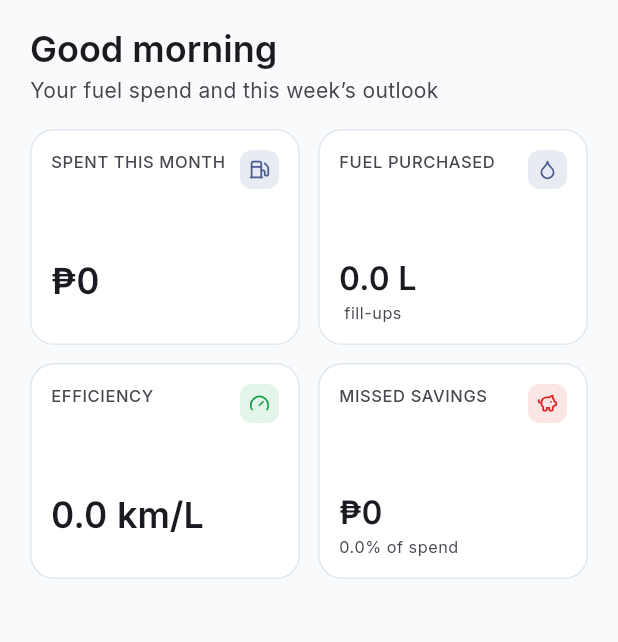
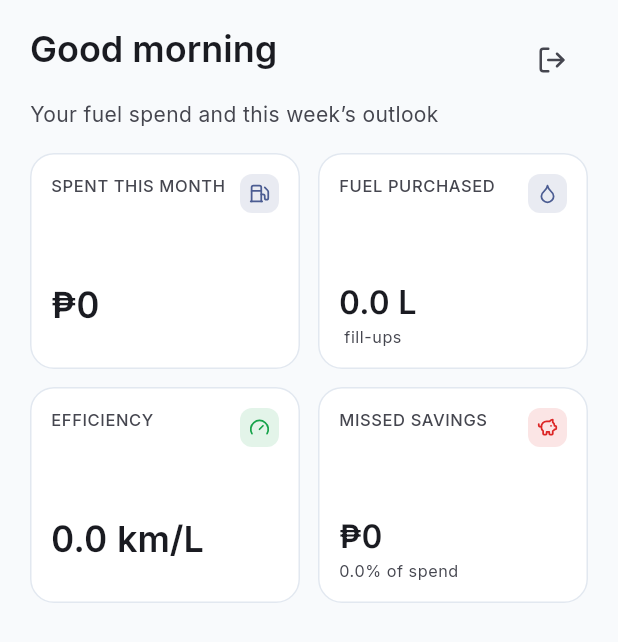
Before and after one commit to afcarph/FIP, a Flutter app: the _DashboardBody widget shown alone on an empty page, opened directly with empty values, on a phone screen of 412 x 824 dp. Shown: the top 642 px of the screen. Run offline on Flutter 3.47's test engine with Material 3 defaults, Android fonts, the phone set to English and light mode, and no system bars; our stand-ins replace dio, flutter_riverpod, flutter_secure_storage, geolocator, go_router, google_fonts and 5 more; accounts and stored records are empty; network calls fail.

Commit message:
Give the app a way to sign out
There was none. AuthNotifier.signOut existed, POST /auth/logout existed and
worked, and nothing anywhere in the app called either — no profile screen, no
settings, no menu item. A session, once started, could not be ended from the
device it was on, which matters most on a shared or lost phone.

The control goes in the dashboard header, behind a confirmation so a mis-tap
beside the greeting does not end the session. Placement is worth revisiting
when the app grows a profile or settings screen; not having one at all was the
part that needed fixing now.

Verified against staging: POST /auth/logout returns 204, the stored token is
cleared, and the app returns to the login screen.

Co-Authored-By: Claude Opus 5 <noreply@anthropic.com>

```diff
--- a/mobile/lib/features/dashboard/presentation/dashboard_screen.dart
+++ b/mobile/lib/features/dashboard/presentation/dashboard_screen.dart
@@ -37,14 +37,14 @@ class DashboardScreen extends ConsumerWidget {
   }
 }
 
-class _DashboardBody extends StatelessWidget {
+class _DashboardBody extends ConsumerWidget {
   const _DashboardBody({required this.data, this.firstName});
 
   final Map<String, dynamic> data;
   final String? firstName;
 
   @override
-  Widget build(BuildContext context) {
+  Widget build(BuildContext context, WidgetRef ref) {
     final summary = data['summary'] as Map<String, dynamic>? ?? {};
     final savings = data['savings'] as Map<String, dynamic>? ?? {};
     final forecasts = (data['forecasts'] as List<dynamic>? ?? []).cast<Map<String, dynamic>>();
@@ -62,11 +62,26 @@ class _DashboardBody extends StatelessWidget {
             child: Column(
               crossAxisAlignment: CrossAxisAlignment.start,
               children: [
-                Text(
-                  '${_greeting()}${firstName != null ? ', $firstName' : ''}',
-                  style: Theme.of(
-                    context,
-                  ).textTheme.headlineSmall?.copyWith(fontWeight: FontWeight.w600),
+                Row(
+                  crossAxisAlignment: CrossAxisAlignment.start,
+                  children: [
+                    Expanded(
+                      child: Text(
+                        '${_greeting()}${firstName != null ? ', $firstName' : ''}',
+                        style: Theme.of(
+                          context,
+                        ).textTheme.headlineSmall?.copyWith(fontWeight: FontWeight.w600),
+                      ),
+                    ),
+                    // AuthNotifier.signOut and POST /auth/logout both existed and
+                    // neither was reachable: nothing in the app called it, so a
+                    // session could not be ended on a shared or lost device.
+                    IconButton(
+                      icon: const Icon(LucideIcons.logOut, size: 20),
+                      tooltip: 'Sign out',
+                      onPressed: () => _confirmSignOut(context, ref),
+                    ),
+                  ],
                 ),
                 const SizedBox(height: 2),
                 Text(
@@ -189,6 +204,31 @@ class _DashboardBody extends StatelessWidget {
         const SliverToBoxAdapter(child: SizedBox(height: 32)),
       ],
     );
+  }
+
+  Future<void> _confirmSignOut(BuildContext context, WidgetRef ref) async {
+    final confirmed = await showDialog<bool>(
+      context: context,
+      builder:
+          (context) => AlertDialog(
+            title: const Text('Sign out?'),
+            content: const Text('You will need to sign in again to see your fill-ups.'),
+            actions: [
+              TextButton(
+                onPressed: () => Navigator.pop(context, false),
+                child: const Text('Cancel'),
+              ),
+              FilledButton(
+                onPressed: () => Navigator.pop(context, true),
+                child: const Text('Sign out'),
+              ),
+            ],
+          ),
+    );
+
+    if (confirmed ?? false) {
+      await ref.read(authProvider.notifier).signOut();
+    }
   }
 
   static String _greeting() {
```
